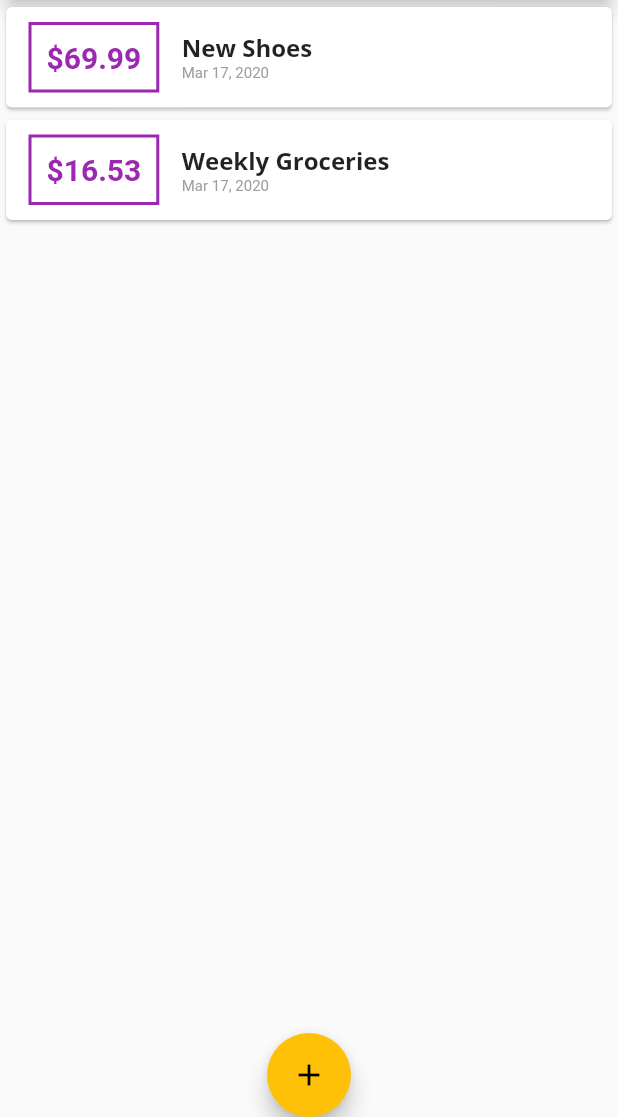
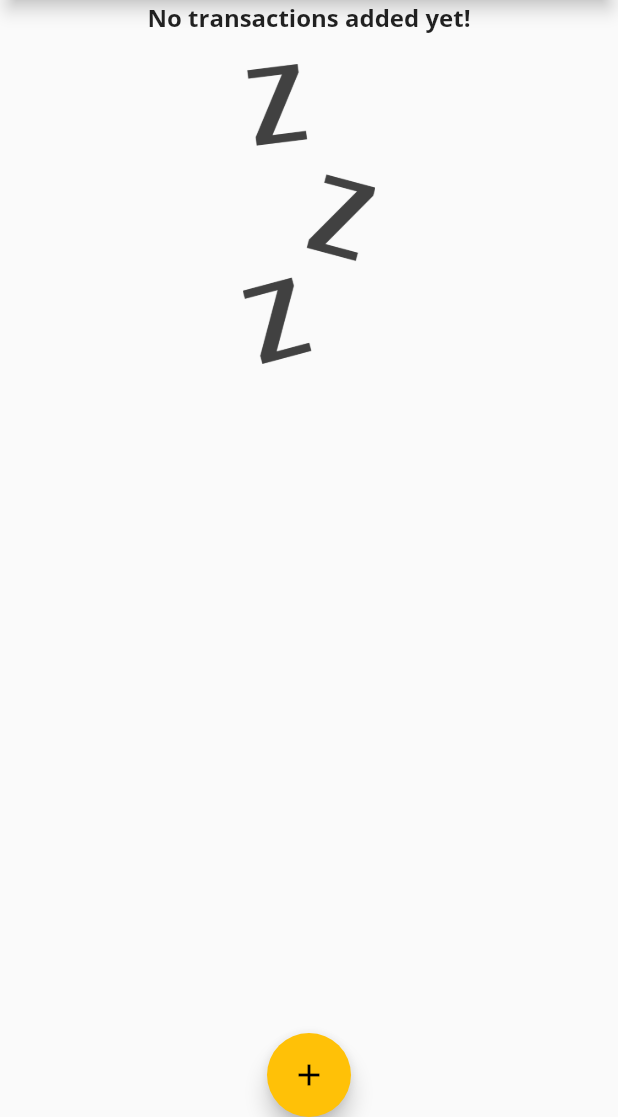
Before and after one commit to cepp/flutter_expenses, a Flutter app: the screen it shows after launch, on a phone screen of 412 x 824 dp, the part 119-1236 px from its top. Run offline on Flutter 3.47's test engine with Material 2 defaults, Android fonts, the phone set to English and light mode, and no system bars.

```diff
--- a/lib/main.dart
+++ b/lib/main.dart
@@ -43,18 +43,18 @@ class MyHomePage extends StatefulWidget {
 
 class _MyHomePageState extends State<MyHomePage> {
   final List<Transaction> _transactions = [
-    Transaction(
-      id: 't1',
-      title: 'New Shoes',
-      amount: 69.99,
-      date: DateTime.now(),
-    ),
-    Transaction(
-      id: 't2',
-      title: 'Weekly Groceries',
-      amount: 16.53,
-      date: DateTime.now(),
-    )
+//    Transaction(
+//      id: 't1',
+//      title: 'New Shoes',
+//      amount: 69.99,
+//      date: DateTime.now(),
+//    ),
+//    Transaction(
+//      id: 't2',
+//      title: 'Weekly Groceries',
+//      amount: 16.53,
+//      date: DateTime.now(),
+//    )
   ];
 
   void _addNewTransaction(String txTitle, double txAmount) {
--- a/lib/widgets/transaction_list.dart
+++ b/lib/widgets/transaction_list.dart
@@ -12,7 +12,24 @@ class TransactionList extends StatelessWidget {
   Widget build(BuildContext context) {
     return Container(
       height: 300,
-      child: ListView.builder(
+      child: this._transactions.isEmpty
+          ? Column(
+              children: <Widget>[
+                Text(
+                  'No transactions added yet!',
+                  style: Theme.of(context).textTheme.title,
+                ),
+                SizedBox(height: 20),
+                Container(
+                  height: 200,
+                  child: Image.asset(
+                    'assets/images/waiting.png',
+                    fit: BoxFit.cover,
+                  ),
+                ),
+              ],
+            )
+          : ListView.builder(
               itemBuilder: (ctx, index) {
                 Transaction transaction = this._transactions[index];
 
@@ -20,7 +37,8 @@ class TransactionList extends StatelessWidget {
                   child: Row(
                     children: <Widget>[
                       Container(
-                  margin: EdgeInsets.symmetric(vertical: 10, horizontal: 15),
+                        margin:
+                            EdgeInsets.symmetric(vertical: 10, horizontal: 15),
                         decoration: BoxDecoration(
                           border: Border.all(
                             color: Theme.of(context).primaryColor,
--- a/pubspec.yaml
+++ b/pubspec.yaml
@@ -42,8 +42,8 @@ flutter:
   uses-material-design: true
 
   # To add assets to your application, add an assets section, like this:
-  # assets:
-  #  - images/a_dot_burr.jpeg
+  assets:
+    - assets/images/waiting.png
   #  - images/a_dot_ham.jpeg
 
   # An image asset can refer to one or more resolution-specific "variants", see
```
Also changed, not shown: assets/images/waiting.png (added). Lines whose indentation alone changed are shown as unchanged.
